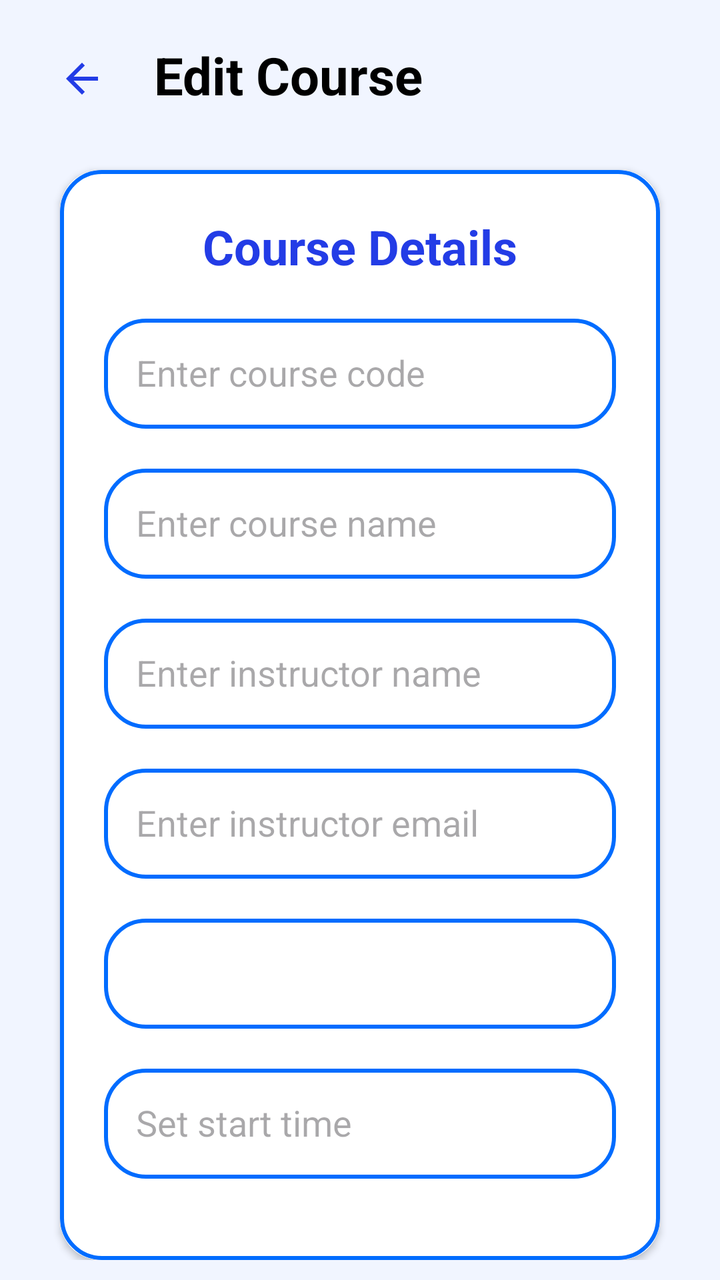
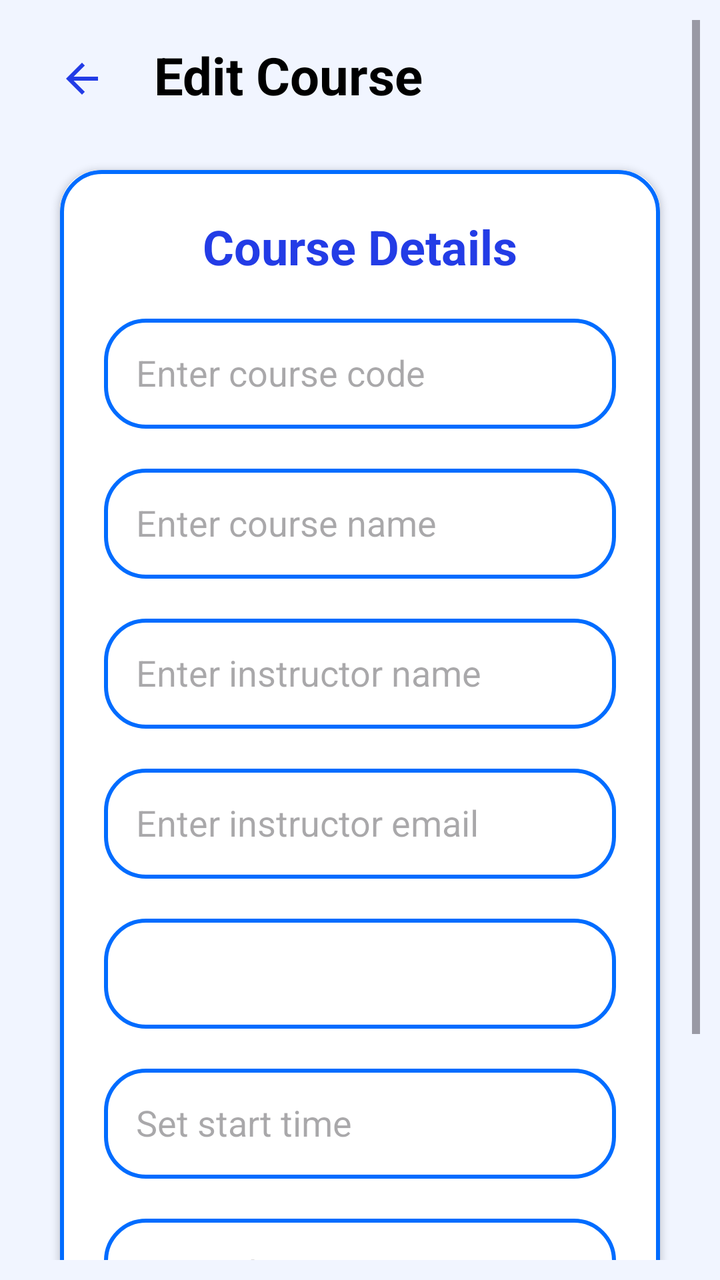

Before-and-after screenshots of an Android layout around one commit, followed by the original layout XML and the change that was made.
<!-- AndroidManifest.xml: application theme Theme.Project_JomStudy -->
<!-- res/layout/activity_edit_course.xml -->
<?xml version="1.0" encoding="utf-8"?>
<RelativeLayout xmlns:android="http://schemas.android.com/apk/res/android"
    xmlns:app="http://schemas.android.com/apk/res-auto"
    xmlns:tools="http://schemas.android.com/tools"
    android:id="@+id/main"
    android:layout_width="match_parent"
    android:layout_height="match_parent"
    android:orientation="vertical"
    android:padding="10dp"
    android:background="@color/light_blue"
    tools:context=".EditCourse">

    <FrameLayout
        android:id="@+id/fragment"
        android:layout_width="match_parent"
        android:layout_height="match_parent" >

        <LinearLayout
            android:layout_width="match_parent"
            android:layout_height="match_parent"
            android:orientation="vertical">

            <LinearLayout
                android:layout_width="match_parent"
                android:layout_height="wrap_content"
                android:layout_marginTop="10dp"
                android:gravity="center_vertical"
                android:orientation="horizontal">

                <ImageButton
                    android:id="@+id/backButton"
                    android:layout_width="32dp"
                    android:layout_height="32dp"
                    android:layout_marginStart="15dp"
                    android:layout_marginTop="2dp"
                    android:background="?android:attr/selectableItemBackgroundBorderless"
                    android:src="@drawable/baseline_arrow_back_24" />

                <TextView
                    android:layout_width="wrap_content"
                    android:layout_height="wrap_content"
                    android:layout_gravity="center"
                    android:layout_marginStart="20dp"
                    android:text="Edit Course"
                    android:textColor="@color/black"
                    android:textSize="26sp"
                    android:textStyle="bold" />

            </LinearLayout>

            <androidx.cardview.widget.CardView
                android:layout_width="match_parent"
                android:layout_height="wrap_content"
                android:layout_marginStart="20dp"
                android:layout_marginTop="30dp"
                android:layout_marginEnd="20dp"
                app:cardCornerRadius="20dp">

                <LinearLayout
                    android:layout_width="match_parent"
                    android:layout_height="match_parent"
                    android:layout_gravity="center_horizontal"
                    android:background="@drawable/custom_edit_text"
                    android:orientation="vertical"
                    android:padding="22dp">

                    <TextView
                        android:layout_width="match_parent"
                        android:layout_height="wrap_content"
                        android:text="Course Details"
                        android:textAlignment="center"
                        android:textColor="@color/blue_text"
                        android:textSize="24sp"
                        android:textStyle="bold" />

                    <EditText
                        android:id="@+id/courseCode"
                        android:layout_width="match_parent"
                        android:layout_height="55dp"
                        android:layout_marginTop="20dp"
                        android:background="@drawable/custom_edit_text"
                        android:gravity="start|center_vertical"
                        android:hint="Enter course code"
                        android:padding="16dp"
                        android:textColor="@color/black" />

                    <EditText
                        android:id="@+id/courseName"
                        android:layout_width="match_parent"
                        android:layout_height="55dp"
                        android:layout_marginTop="20dp"
                        android:background="@drawable/custom_edit_text"
                        android:gravity="start|center_vertical"
                        android:hint="Enter course name"
                        android:padding="16dp"
                        android:textColor="@color/black" />

                    <EditText
                        android:id="@+id/instructorName"
                        android:layout_width="match_parent"
                        android:layout_height="55dp"
                        android:layout_marginTop="20dp"
                        android:background="@drawable/custom_edit_text"
                        android:gravity="start|center_vertical"
                        android:hint="Enter instructor name"
                        android:padding="16dp"
                        android:textColor="@color/black" />

                    <EditText
                        android:id="@+id/instructorEmail"
                        android:layout_width="match_parent"
                        android:layout_height="55dp"
                        android:layout_marginTop="20dp"
                        android:background="@drawable/custom_edit_text"
                        android:gravity="start|center_vertical"
                        android:hint="Enter instructor email"
                        android:padding="16dp"
                        android:textColor="@color/black" />

                    <Spinner
                        android:id="@+id/day"
                        android:layout_width="match_parent"
                        android:layout_height="55dp"
                        android:layout_marginTop="20dp"
                        android:background="@drawable/custom_edit_text"
                        android:gravity="start|center_vertical"
                        android:padding="16dp"
                        android:popupBackground="@color/white"
                        android:textColor="@color/black" />

                    <EditText
                        android:id="@+id/startTime"
                        android:layout_width="match_parent"
                        android:layout_height="55dp"
                        android:layout_marginTop="20dp"
                        android:background="@drawable/custom_edit_text"
                        android:focusable="false"
                        android:gravity="start|center_vertical"
                        android:hint="Set start time"
                        android:inputType="time"
                        android:padding="16dp"
                        android:textColor="@color/black" />

                    <EditText
                        android:id="@+id/endTime"
                        android:layout_width="match_parent"
                        android:layout_height="55dp"
                        android:layout_marginTop="20dp"
                        android:background="@drawable/custom_edit_text"
                        android:focusable="false"
                        android:gravity="start|center_vertical"
                        android:hint="Set end time"
                        android:inputType="time"
                        android:padding="16dp"
                        android:textColor="@color/black" />

                    <Button
                        android:id="@+id/edit_button"
                        android:layout_width="match_parent"
                        android:layout_height="60dp"
                        android:layout_marginTop="22dp"
                        android:backgroundTint="@color/blue_text"
                        android:text="EDIT COURSE"
                        android:textSize="18sp"
                        app:cornerRadius="20dp" />


                </LinearLayout>
            </androidx.cardview.widget.CardView>
        </LinearLayout>
    </FrameLayout>

</RelativeLayout>
<!-- resources referenced by this layout -->
<resources>
  <color name="black">#FF000000</color>
  <color name="blue_text">#233ce6</color>
  <color name="light_blue">#f1f5ff</color>
  <color name="white">#FFFFFFFF</color>
  <!-- drawable baseline_arrow_back_24 (drawable) -->
  <vector xmlns:android="http://schemas.android.com/apk/res/android" android:autoMirrored="true" android:height="24dp" android:tint="@color/blue_text" android:viewportHeight="24" android:viewportWidth="24" android:width="24dp">
  
      <path android:fillColor="@android:color/white" android:pathData="M20,11H7.83l5.59,-5.59L12,4l-8,8 8,8 1.41,-1.41L7.83,13H20v-2z"/>
      
  </vector>
  <!-- drawable custom_edit_text (drawable) -->
  <?xml version="1.0" encoding="utf-8"?>
  <shape xmlns:android="http://schemas.android.com/apk/res/android"
      android:shape="rectangle">
      <solid android:color="#FFFFFF" />
      <stroke
          android:width="2dp"
          android:color="@color/dark_blue"/>
  
      <corners
          android:radius="20dp"/>
  
  </shape>
  <style name="Theme.Project_JomStudy" parent="Base.Theme.Project_JomStudy" />
  <color name="dark_blue">#006cff</color>
  <style name="Base.Theme.Project_JomStudy" parent="Theme.Material3.DayNight.NoActionBar" />
</resources>

<!-- the commit's change to res/layout/activity_edit_course.xml (unified diff, before → after) -->
@@ -1,11 +1,9 @@
-<?xml version="1.0" encoding="utf-8"?>
 <RelativeLayout xmlns:android="http://schemas.android.com/apk/res/android"
     xmlns:app="http://schemas.android.com/apk/res-auto"
     xmlns:tools="http://schemas.android.com/tools"
     android:id="@+id/main"
     android:layout_width="match_parent"
     android:layout_height="match_parent"
-    android:orientation="vertical"
     android:padding="10dp"
     android:background="@color/light_blue"
     tools:context=".EditCourse">
@@ -15,159 +13,164 @@
         android:layout_width="match_parent"
         android:layout_height="match_parent" >
 
-        <LinearLayout
+        
+        <ScrollView
             android:layout_width="match_parent"
-            android:layout_height="match_parent"
-            android:orientation="vertical">
+            android:layout_height="match_parent">
 
             <LinearLayout
                 android:layout_width="match_parent"
                 android:layout_height="wrap_content"
-                android:layout_marginTop="10dp"
-                android:gravity="center_vertical"
-                android:orientation="horizontal">
-
-                <ImageButton
-                    android:id="@+id/backButton"
-                    android:layout_width="32dp"
-                    android:layout_height="32dp"
-                    android:layout_marginStart="15dp"
-                    android:layout_marginTop="2dp"
-                    android:background="?android:attr/selectableItemBackgroundBorderless"
-                    android:src="@drawable/baseline_arrow_back_24" />
-
-                <TextView
-                    android:layout_width="wrap_content"
-                    android:layout_height="wrap_content"
-                    android:layout_gravity="center"
-                    android:layout_marginStart="20dp"
-                    android:text="Edit Course"
-                    android:textColor="@color/black"
-                    android:textSize="26sp"
-                    android:textStyle="bold" />
-
-            </LinearLayout>
-
-            <androidx.cardview.widget.CardView
-                android:layout_width="match_parent"
-                android:layout_height="wrap_content"
-                android:layout_marginStart="20dp"
-                android:layout_marginTop="30dp"
-                android:layout_marginEnd="20dp"
-                app:cardCornerRadius="20dp">
+                android:orientation="vertical">
 
                 <LinearLayout
                     android:layout_width="match_parent"
-                    android:layout_height="match_parent"
-                    android:layout_gravity="center_horizontal"
-                    android:background="@drawable/custom_edit_text"
-                    android:orientation="vertical"
-                    android:padding="22dp">
+                    android:layout_height="wrap_content"
+                    android:layout_marginTop="10dp"
+                    android:gravity="center_vertical"
+                    android:orientation="horizontal">
+
+                    <ImageButton
+                        android:id="@+id/backButton"
+                        android:layout_width="32dp"
+                        android:layout_height="32dp"
+                        android:layout_marginStart="15dp"
+                        android:layout_marginTop="2dp"
+                        android:background="?android:attr/selectableItemBackgroundBorderless"
+                        android:src="@drawable/baseline_arrow_back_24" />
 
                     <TextView
-                        android:layout_width="match_parent"
+                        android:layout_width="wrap_content"
                         android:layout_height="wrap_content"
-                        android:text="Course Details"
-                        android:textAlignment="center"
-                        android:textColor="@color/blue_text"
-                        android:textSize="24sp"
+                        android:layout_gravity="center"
+                        android:layout_marginStart="20dp"
+                        android:text="Edit Course"
+                        android:textColor="@color/black"
+                        android:textSize="26sp"
                         android:textStyle="bold" />
 
-                    <EditText
-                        android:id="@+id/courseCode"
+                </LinearLayout>
+
+                <androidx.cardview.widget.CardView
+                    android:layout_width="match_parent"
+                    android:layout_height="wrap_content"
+                    android:layout_marginStart="20dp"
+                    android:layout_marginTop="30dp"
+                    android:layout_marginEnd="20dp"
+                    app:cardCornerRadius="20dp">
+
+                    <LinearLayout
                         android:layout_width="match_parent"
-                        android:layout_height="55dp"
-                        android:layout_marginTop="20dp"
+                        android:layout_height="match_parent"
+                        android:layout_gravity="center_horizontal"
                         android:background="@drawable/custom_edit_text"
-                        android:gravity="start|center_vertical"
-                        android:hint="Enter course code"
-                        android:padding="16dp"
-                        android:textColor="@color/black" />
+                        android:orientation="vertical"
+                        android:padding="22dp">
 
-                    <EditText
-                        android:id="@+id/courseName"
-                        android:layout_width="match_parent"
-                        android:layout_height="55dp"
-                        android:layout_marginTop="20dp"
-                        android:background="@drawable/custom_edit_text"
-                        android:gravity="start|center_vertical"
-                        android:hint="Enter course name"
-                        android:padding="16dp"
-                        android:textColor="@color/black" />
+                        <TextView
+                            android:layout_width="match_parent"
+                            android:layout_height="wrap_content"
+                            android:text="Course Details"
+                            android:textAlignment="center"
+                            android:textColor="@color/blue_text"
+                            android:textSize="24sp"
+                            android:textStyle="bold" />
 
-                    <EditText
-                        android:id="@+id/instructorName"
-                        android:layout_width="match_parent"
-                        android:layout_height="55dp"
-                        android:layout_marginTop="20dp"
-                        android:background="@drawable/custom_edit_text"
-                        android:gravity="start|center_vertical"
-                        android:hint="Enter instructor name"
-                        android:padding="16dp"
-                        android:textColor="@color/black" />
+                        <EditText
+                            android:id="@+id/courseCode"
+                            android:layout_width="match_parent"
+                            android:layout_height="55dp"
+                            android:layout_marginTop="20dp"
+                            android:background="@drawable/custom_edit_text"
+                            android:gravity="start|center_vertical"
+                            android:hint="Enter course code"
+                            android:padding="16dp"
+                            android:textColor="@color/black" />
 
-                    <EditText
-                        android:id="@+id/instructorEmail"
-                        android:layout_width="match_parent"
-                        android:layout_height="55dp"
-                        android:layout_marginTop="20dp"
-                        android:background="@drawable/custom_edit_text"
-                        android:gravity="start|center_vertical"
-                        android:hint="Enter instructor email"
-                        android:padding="16dp"
-                        android:textColor="@color/black" />
+                        <EditText
+                            android:id="@+id/courseName"
+                            android:layout_width="match_parent"
+                            android:layout_height="55dp"
+                            android:layout_marginTop="20dp"
+                            android:background="@drawable/custom_edit_text"
+                            android:gravity="start|center_vertical"
+                            android:hint="Enter course name"
+                            android:padding="16dp"
+                            android:textColor="@color/black" />
 
-                    <Spinner
-                        android:id="@+id/day"
-                        android:layout_width="match_parent"
-                        android:layout_height="55dp"
-                        android:layout_marginTop="20dp"
-                        android:background="@drawable/custom_edit_text"
-                        android:gravity="start|center_vertical"
-                        android:padding="16dp"
-                        android:popupBackground="@color/white"
-                        android:textColor="@color/black" />
+                        <EditText
+                            android:id="@+id/instructorName"
+                            android:layout_width="match_parent"
+                            android:layout_height="55dp"
+                            android:layout_marginTop="20dp"
+                            android:background="@drawable/custom_edit_text"
+                            android:gravity="start|center_vertical"
+                            android:hint="Enter instructor name"
+                            android:padding="16dp"
+                            android:textColor="@color/black" />
 
-                    <EditText
-                        android:id="@+id/startTime"
-                        android:layout_width="match_parent"
-                        android:layout_height="55dp"
-                        android:layout_marginTop="20dp"
-                        android:background="@drawable/custom_edit_text"
-                        android:focusable="false"
-                        android:gravity="start|center_vertical"
-                        android:hint="Set start time"
-                        android:inputType="time"
-                        android:padding="16dp"
-                        android:textColor="@color/black" />
+                        <EditText
+                            android:id="@+id/instructorEmail"
+                            android:layout_width="match_parent"
+                            android:layout_height="55dp"
+                            android:layout_marginTop="20dp"
+                            android:background="@drawable/custom_edit_text"
+                            android:gravity="start|center_vertical"
+                            android:hint="Enter instructor email"
+                            android:padding="16dp"
+                            android:textColor="@color/black" />
 
-                    <EditText
-                        android:id="@+id/endTime"
-                        android:layout_width="match_parent"
-                        android:layout_height="55dp"
-                        android:layout_marginTop="20dp"
-                        android:background="@drawable/custom_edit_text"
-                        android:focusable="false"
-                        android:gravity="start|center_vertical"
-                        android:hint="Set end time"
-                        android:inputType="time"
-                        android:padding="16dp"
-                        android:textColor="@color/black" />
+                        <Spinner
+                            android:id="@+id/day"
+                            android:layout_width="match_parent"
+                            android:layout_height="55dp"
+                            android:layout_marginTop="20dp"
+                            android:background="@drawable/custom_edit_text"
+                            android:gravity="start|center_vertical"
+                            android:padding="16dp"
+                            android:popupBackground="@color/white"
+                            android:textColor="@color/black" />
 
-                    <Button
-                        android:id="@+id/edit_button"
-                        android:layout_width="match_parent"
-                        android:layout_height="60dp"
-                        android:layout_marginTop="22dp"
-                        android:backgroundTint="@color/blue_text"
-                        android:text="EDIT COURSE"
-                        android:textSize="18sp"
-                        app:cornerRadius="20dp" />
+                        <EditText
+                            android:id="@+id/startTime"
+                            android:layout_width="match_parent"
+                            android:layout_height="55dp"
+                            android:layout_marginTop="20dp"
+                            android:background="@drawable/custom_edit_text"
+                            android:focusable="false"
+                            android:gravity="start|center_vertical"
+                            android:hint="Set start time"
+                            android:inputType="time"
+                            android:padding="16dp"
+                            android:textColor="@color/black" />
 
+                        <EditText
+                            android:id="@+id/endTime"
+                            android:layout_width="match_parent"
+                            android:layout_height="55dp"
+                            android:layout_marginTop="20dp"
+                            android:background="@drawable/custom_edit_text"
+                            android:focusable="false"
+                            android:gravity="start|center_vertical"
+                            android:hint="Set end time"
+                            android:inputType="time"
+                            android:padding="16dp"
+                            android:textColor="@color/black" />
 
-                </LinearLayout>
-            </androidx.cardview.widget.CardView>
-        </LinearLayout>
+                        <Button
+                            android:id="@+id/edit_button"
+                            android:layout_width="match_parent"
+                            android:layout_height="60dp"
+                            android:layout_marginTop="22dp"
+                            android:backgroundTint="@color/blue_text"
+                            android:text="EDIT COURSE"
+                            android:textSize="18sp"
+                            app:cornerRadius="20dp" />
+
+                    </LinearLayout>
+                </androidx.cardview.widget.CardView>
+            </LinearLayout>
+        </ScrollView>
     </FrameLayout>
 
 </RelativeLayout>
